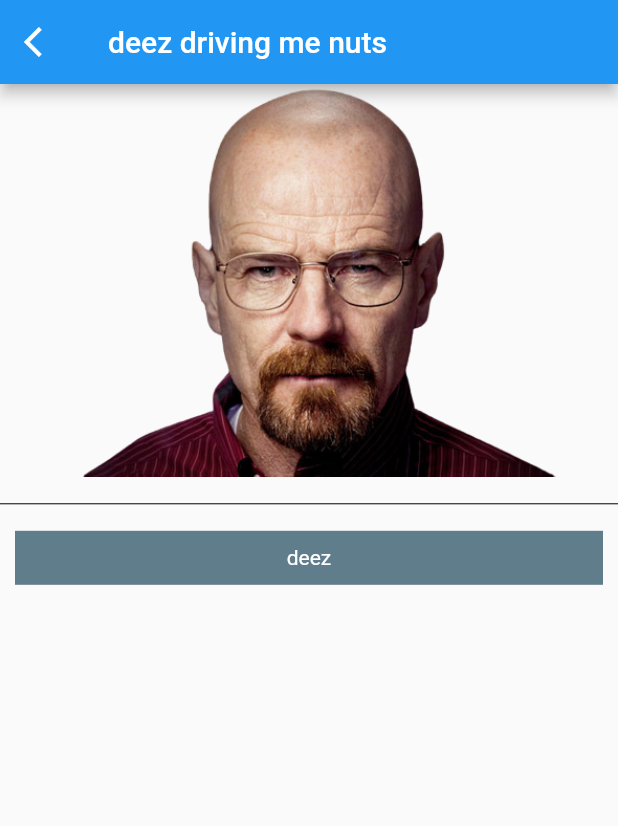
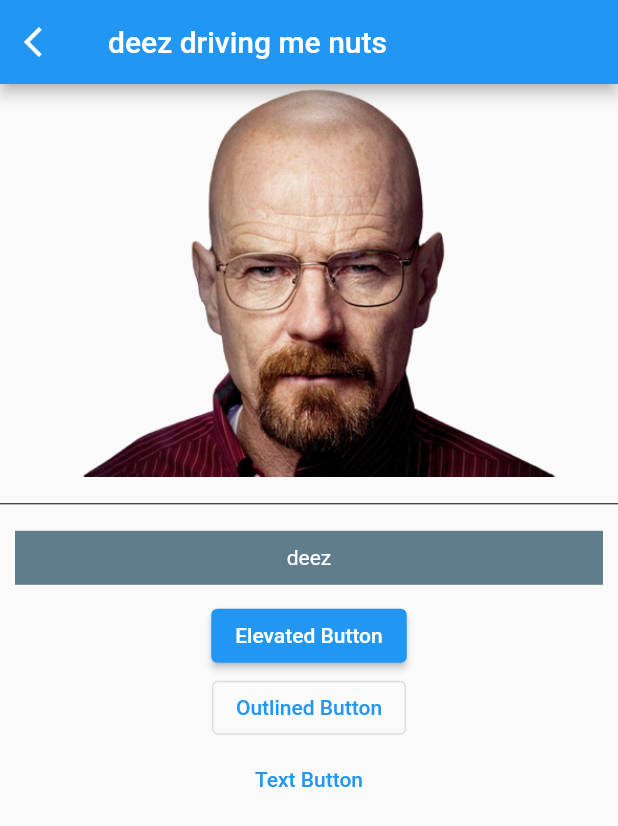
Before and after one commit to NyllRE/flutter_mastering, a Flutter app: the LearnFlutterPage screen opened directly, on a phone screen of 412 x 824 dp. Shown: the top 826 px of the screen. Run offline on Flutter 3.47's test engine with Material 2 defaults, Android fonts, the phone set to English and light mode, and no system bars.

Commit message:
Button Types

```diff
--- a/lib/learn_flutter_page.dart
+++ b/lib/learn_flutter_page.dart
@@ -42,6 +42,24 @@ class _LearnFlutterPageState extends State<LearnFlutterPage> {
                 style: TextStyle(color: Colors.white),
               ),
             ),
+          ),
+          ElevatedButton(
+            onPressed: () {
+              debugPrint('deez');
+            },
+            child: const Text('Elevated Button'),
+          ),
+          OutlinedButton(
+            onPressed: () {
+              debugPrint('deez');
+            },
+            child: const Text('Outlined Button'),
+          ),
+          TextButton(
+            onPressed: () {
+              debugPrint('deez');
+            },
+            child: const Text('Text Button'),
           )
         ],
       ),
```
